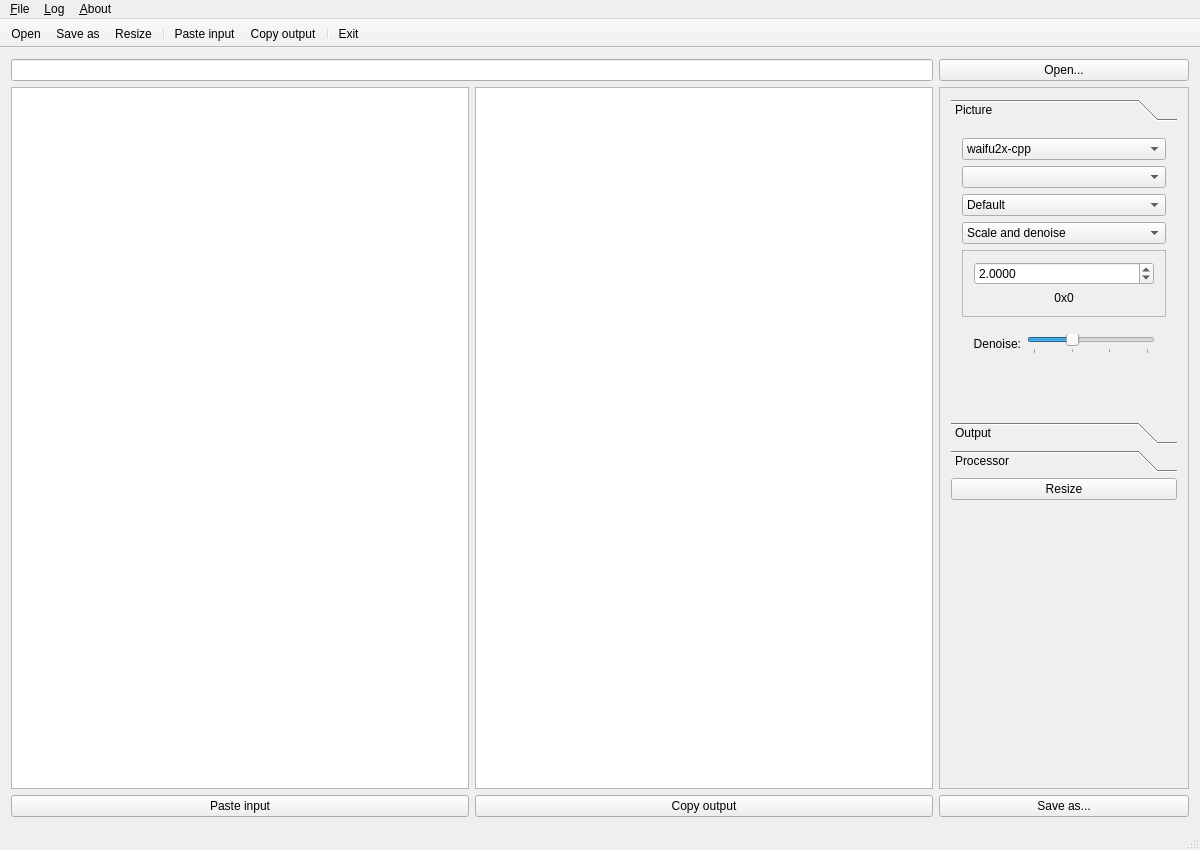
The window that mainwindow.ui (nastys/waifu2x-qtgui) describes before a commit, drawn with Qt 5.
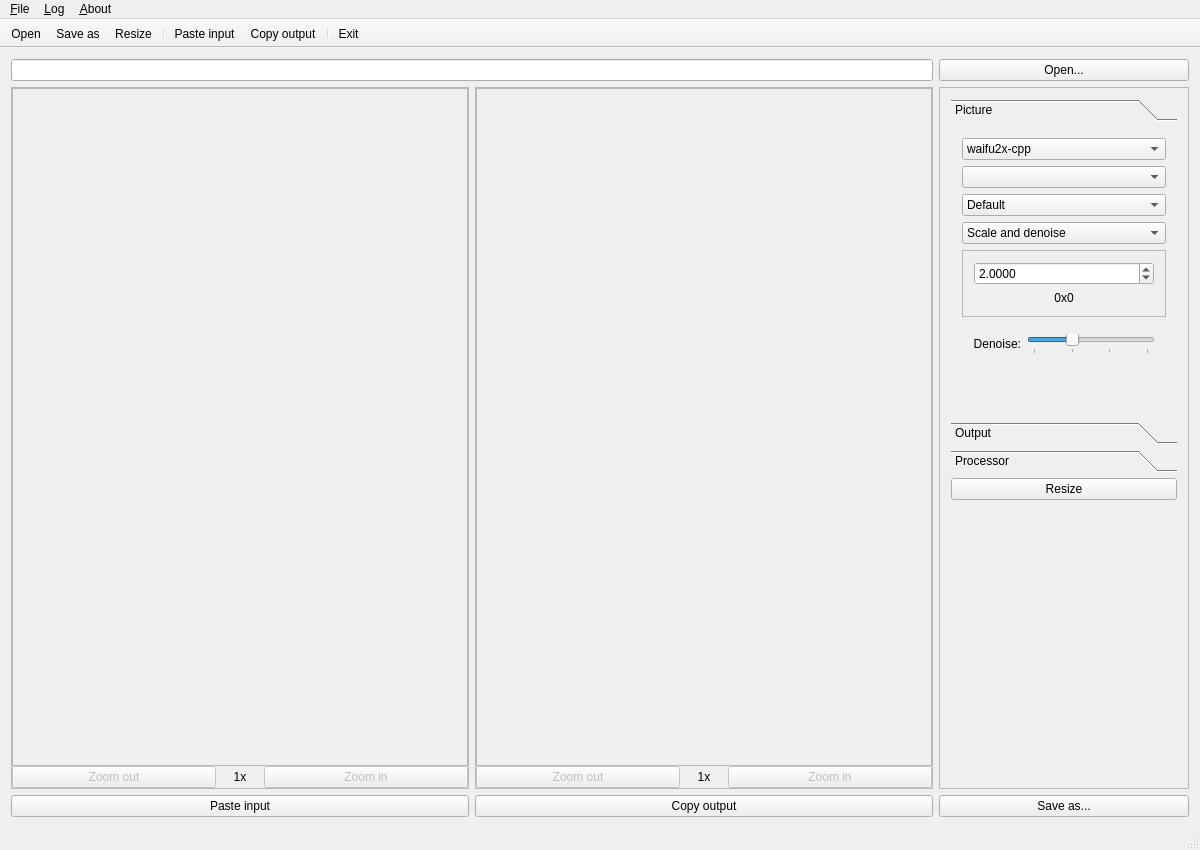
The same window after the commit. Icons and pictures are not drawn.

Commit message: UI improvements, bug fixes, drag&drop support, save dialog, zoom

```diff
--- a/mainwindow.ui
+++ b/mainwindow.ui
@@ -28,6 +28,9 @@
     <height>850</height>
    </rect>
   </property>
+  <property name="acceptDrops">
+   <bool>true</bool>
+  </property>
   <property name="windowTitle">
    <string>waifu2x-qtgui</string>
   </property>
@@ -37,17 +40,6 @@
   </property>
   <widget class="QWidget" name="centralWidget">
    <layout class="QGridLayout" name="gridLayout">
-    <item row="3" column="2">
-     <widget class="QPushButton" name="pushButton_3">
-      <property name="text">
-       <string>Save as...</string>
-      </property>
-      <property name="icon">
-       <iconset theme="filesave">
-        <normaloff>.</normaloff>.</iconset>
-      </property>
-     </widget>
-    </item>
     <item row="0" column="2">
      <widget class="QPushButton" name="pushButton_4">
       <property name="text">
@@ -59,24 +51,13 @@
       </property>
      </widget>
     </item>
-    <item row="3" column="0">
-     <widget class="QPushButton" name="pushButton">
+    <item row="3" column="2">
+     <widget class="QPushButton" name="pushButton_3">
       <property name="text">
-       <string>Paste input</string>
+       <string>Save as...</string>
       </property>
       <property name="icon">
-       <iconset theme="edit-paste">
-        <normaloff>.</normaloff>.</iconset>
-      </property>
-     </widget>
-    </item>
-    <item row="3" column="1">
-     <widget class="QPushButton" name="pushButton_2">
-      <property name="text">
-       <string>Copy output</string>
-      </property>
-      <property name="icon">
-       <iconset theme="edit-copy">
+       <iconset theme="filesave">
         <normaloff>.</normaloff>.</iconset>
       </property>
      </widget>
@@ -88,8 +69,132 @@
       </property>
      </widget>
     </item>
-    <item row="1" column="0">
-     <widget class="QGraphicsView" name="graphicsView"/>
+    <item row="1" column="1">
+     <widget class="QFrame" name="pic_r_frame">
+      <property name="frameShape">
+       <enum>QFrame::StyledPanel</enum>
+      </property>
+      <property name="frameShadow">
+       <enum>QFrame::Raised</enum>
+      </property>
+      <layout class="QGridLayout" name="gridLayout_3">
+       <property name="leftMargin">
+        <number>0</number>
+       </property>
+       <property name="topMargin">
+        <number>0</number>
+       </property>
+       <property name="rightMargin">
+        <number>0</number>
+       </property>
+       <property name="bottomMargin">
+        <number>0</number>
+       </property>
+       <property name="spacing">
+        <number>0</number>
+       </property>
+       <item row="1" column="3">
+        <widget class="QPushButton" name="r_zoomin">
+         <property name="enabled">
+          <bool>false</bool>
+         </property>
+         <property name="text">
+          <string>Zoom in</string>
+         </property>
+         <property name="icon">
+          <iconset theme="zoom-in">
+           <normaloff>.</normaloff>.</iconset>
+         </property>
+        </widget>
+       </item>
+       <item row="0" column="1" colspan="3">
+        <widget class="QScrollArea" name="scrollArea_r">
+         <property name="styleSheet">
+          <string notr="true">background-image: url(:/images/res/checkerboard.png);</string>
+         </property>
+         <property name="verticalScrollBarPolicy">
+          <enum>Qt::ScrollBarAlwaysOff</enum>
+         </property>
+         <property name="horizontalScrollBarPolicy">
+          <enum>Qt::ScrollBarAlwaysOff</enum>
+         </property>
+         <property name="sizeAdjustPolicy">
+          <enum>QAbstractScrollArea::AdjustToContents</enum>
+         </property>
+         <property name="widgetResizable">
+          <bool>true</bool>
+         </property>
+         <widget class="QWidget" name="scrollAreaWidgetContents_2">
+          <property name="geometry">
+           <rect>
+            <x>0</x>
+            <y>0</y>
+            <width>456</width>
+            <height>658</height>
+           </rect>
+          </property>
+          <layout class="QGridLayout" name="gridLayout_5">
+           <property name="leftMargin">
+            <number>0</number>
+           </property>
+           <property name="topMargin">
+            <number>0</number>
+           </property>
+           <property name="rightMargin">
+            <number>0</number>
+           </property>
+           <property name="bottomMargin">
+            <number>0</number>
+           </property>
+           <item row="0" column="0">
+            <widget class="QLabel" name="pic_r">
+             <property name="alignment">
+              <set>Qt::AlignCenter</set>
+             </property>
+            </widget>
+           </item>
+          </layout>
+         </widget>
+        </widget>
+       </item>
+       <item row="1" column="1">
+        <widget class="QPushButton" name="r_zoomout">
+         <property name="enabled">
+          <bool>false</bool>
+         </property>
+         <property name="text">
+          <string>Zoom out</string>
+         </property>
+         <property name="icon">
+          <iconset theme="zoom-out">
+           <normaloff>.</normaloff>.</iconset>
+         </property>
+        </widget>
+       </item>
+       <item row="1" column="2">
+        <widget class="QLabel" name="zoom_r">
+         <property name="sizePolicy">
+          <sizepolicy hsizetype="Fixed" vsizetype="Preferred">
+           <horstretch>0</horstretch>
+           <verstretch>0</verstretch>
+          </sizepolicy>
+         </property>
+         <property name="minimumSize">
+          <size>
+           <width>48</width>
+           <height>0</height>
+          </size>
+         </property>
+         <property name="text">
+          <string>1x</string>
+         </property>
+         <property name="alignment">
+          <set>Qt::AlignCenter</set>
+         </property>
+        </widget>
+       </item>
+      </layout>
+     </widget>
     </item>
     <item row="1" column="2">
      <widget class="QFrame" name="frame_2">
@@ -134,8 +239,8 @@
            <rect>
             <x>0</x>
             <y>0</y>
-            <width>222</width>
-            <height>409</height>
+            <width>230</width>
+            <height>301</height>
            </rect>
           </property>
           <property name="sizePolicy">
@@ -341,8 +446,8 @@
            <rect>
             <x>0</x>
             <y>0</y>
-            <width>222</width>
-            <height>269</height>
+            <width>230</width>
+            <height>201</height>
            </rect>
           </property>
           <property name="sizePolicy">
@@ -505,8 +610,8 @@
            <rect>
             <x>0</x>
             <y>0</y>
-            <width>222</width>
-            <height>335</height>
+            <width>230</width>
+            <height>247</height>
            </rect>
           </property>
           <property name="sizePolicy">
@@ -624,8 +729,157 @@
       </layout>
      </widget>
     </item>
-    <item row="1" column="1">
-     <widget class="QGraphicsView" name="graphicsView_2"/>
+    <item row="3" column="0">
+     <widget class="QPushButton" name="pushButton">
+      <property name="text">
+       <string>Paste input</string>
+      </property>
+      <property name="icon">
+       <iconset theme="edit-paste">
+        <normaloff>.</normaloff>.</iconset>
+      </property>
+     </widget>
+    </item>
+    <item row="1" column="0">
+     <widget class="QFrame" name="pic_l_frame">
+      <property name="frameShape">
+       <enum>QFrame::StyledPanel</enum>
+      </property>
+      <property name="frameShadow">
+       <enum>QFrame::Raised</enum>
+      </property>
+      <layout class="QGridLayout" name="gridLayout_2">
+       <property name="leftMargin">
+        <number>0</number>
+       </property>
+       <property name="topMargin">
+        <number>0</number>
+       </property>
+       <property name="rightMargin">
+        <number>0</number>
+       </property>
+       <property name="bottomMargin">
+        <number>0</number>
+       </property>
+       <property name="spacing">
+        <number>0</number>
+       </property>
+       <item row="1" column="0">
+        <widget class="QPushButton" name="l_zoomout">
+         <property name="enabled">
+          <bool>false</bool>
+         </property>
+         <property name="text">
+          <string>Zoom out</string>
+         </property>
+         <property name="icon">
+          <iconset theme="zoom-out">
+           <normaloff>.</normaloff>.</iconset>
+         </property>
+        </widget>
+       </item>
+       <item row="0" column="0" colspan="3">
+        <widget class="QScrollArea" name="scrollArea_l">
+         <property name="styleSheet">
+          <string notr="true">background-image: url(:/images/res/checkerboard.png);</string>
+         </property>
+         <property name="verticalScrollBarPolicy">
+          <enum>Qt::ScrollBarAlwaysOff</enum>
+         </property>
+         <property name="horizontalScrollBarPolicy">
+          <enum>Qt::ScrollBarAlwaysOff</enum>
+         </property>
+         <property name="sizeAdjustPolicy">
+          <enum>QAbstractScrollArea::AdjustToContents</enum>
+         </property>
+         <property name="widgetResizable">
+          <bool>true</bool>
+         </property>
+         <widget class="QWidget" name="scrollAreaWidgetContents">
+          <property name="geometry">
+           <rect>
+            <x>0</x>
+            <y>0</y>
+            <width>456</width>
+            <height>658</height>
+           </rect>
+          </property>
+          <layout class="QGridLayout" name="gridLayout_4">
+           <property name="leftMargin">
+            <number>0</number>
+           </property>
+           <property name="topMargin">
+            <number>0</number>
+           </property>
+           <property name="rightMargin">
+            <number>0</number>
+           </property>
+           <property name="bottomMargin">
+            <number>0</number>
+           </property>
+           <property name="spacing">
+            <number>0</number>
+           </property>
+           <item row="0" column="0">
+            <widget class="QLabel" name="pic_l">
+             <property name="alignment">
+              <set>Qt::AlignCenter</set>
+             </property>
+            </widget>
+           </item>
+          </layout>
+         </widget>
+        </widget>
+       </item>
+       <item row="1" column="2">
+        <widget class="QPushButton" name="l_zoomin">
+         <property name="enabled">
+          <bool>false</bool>
+         </property>
+         <property name="text">
+          <string>Zoom in</string>
+         </property>
+         <property name="icon">
+          <iconset theme="zoom-in">
+           <normaloff>.</normaloff>.</iconset>
+         </property>
+        </widget>
+       </item>
+       <item row="1" column="1">
+        <widget class="QLabel" name="zoom_l">
+         <property name="sizePolicy">
+          <sizepolicy hsizetype="Fixed" vsizetype="Preferred">
+           <horstretch>0</horstretch>
+           <verstretch>0</verstretch>
+          </sizepolicy>
+         </property>
+         <property name="minimumSize">
+          <size>
+           <width>48</width>
+           <height>0</height>
+          </size>
+         </property>
+         <property name="text">
+          <string>1x</string>
+         </property>
+         <property name="alignment">
+          <set>Qt::AlignCenter</set>
+         </property>
+        </widget>
+       </item>
+      </layout>
+     </widget>
+    </item>
+    <item row="3" column="1">
+     <widget class="QPushButton" name="pushButton_2">
+      <property name="text">
+       <string>Copy output</string>
+      </property>
+      <property name="icon">
+       <iconset theme="edit-copy">
+        <normaloff>.</normaloff>.</iconset>
+      </property>
+     </widget>
     </item>
    </layout>
   </widget>
@@ -635,7 +889,7 @@
      <x>0</x>
      <y>0</y>
      <width>1200</width>
-     <height>31</height>
+     <height>22</height>
     </rect>
    </property>
    <widget class="QMenu" name="menuFile">
```
Left out of the diff: 28 changed lines with no effect on the pictures. The commit also changes 5 other files.
